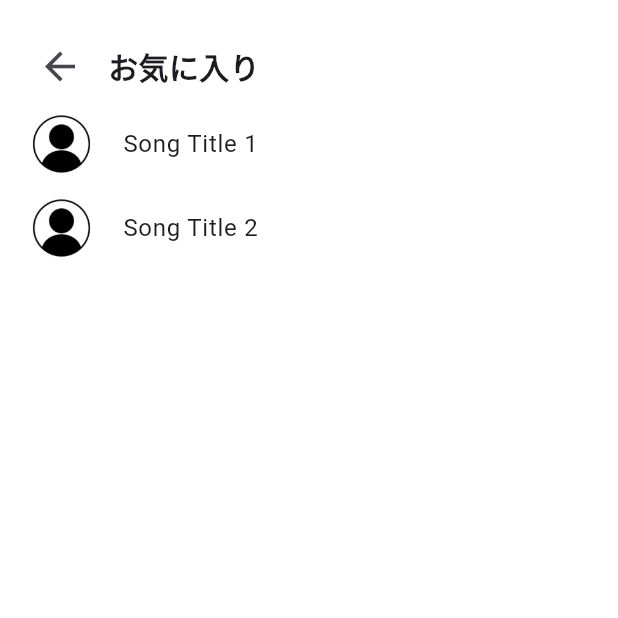
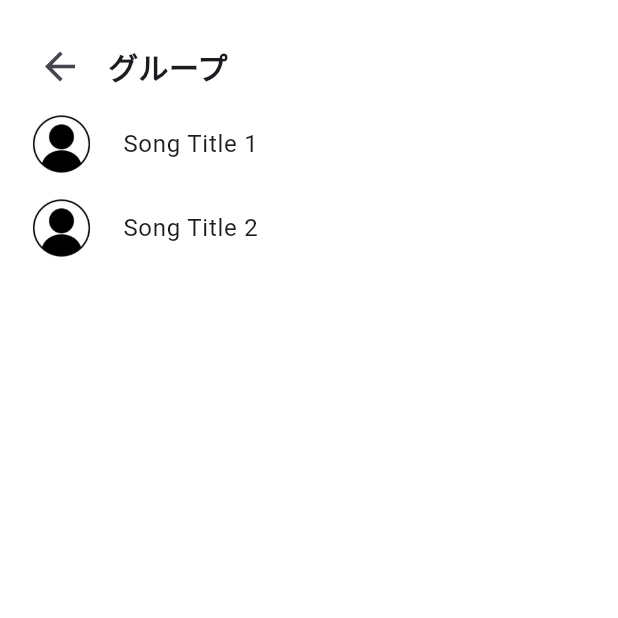
Before and after one commit to Ktento/breman-front, a Flutter app: the GroupView screen opened directly, on a phone screen of 412 x 824 dp, the top half of it. Run offline on Flutter 3.47's test engine with Material 3 defaults, Android fonts, the phone set to English and light mode, and no system bars; missing offline and left inert: dart:ffi.

Commit message:
画面遷移するようにした

```diff
--- a/lib/group_view.dart
+++ b/lib/group_view.dart
@@ -47,7 +47,7 @@ class _GroupViewState extends State<GroupView> {
                   ),
                   SizedBox(width: 8), // 戻るボタンとテキストの間にスペースを追加
                   Text(
-                    'お気に入り',
+                    'グループ',
                     style: TextStyle(fontSize: 20, fontWeight: FontWeight.bold),
                   ),
                 ],
--- a/lib/main.dart
+++ b/lib/main.dart
@@ -4,6 +4,7 @@ import 'account_profile.dart';
 import 'login.dart';
 import 'add_friend.dart';
 import 'ranking-list.dart';
+import 'group_view.dart';
 
 bool login = false;
 
@@ -227,7 +228,7 @@ class _MyHomePageState extends State<MyHomePage> {
                                 context,
                                 MaterialPageRoute(
                                     // （2） 実際に表示するページ(ウィジェット)を指定する
-                                    builder: (context) => RankingList()));
+                                    builder: (context) => GroupView()));
                           },
                         ),
                       ),
```
